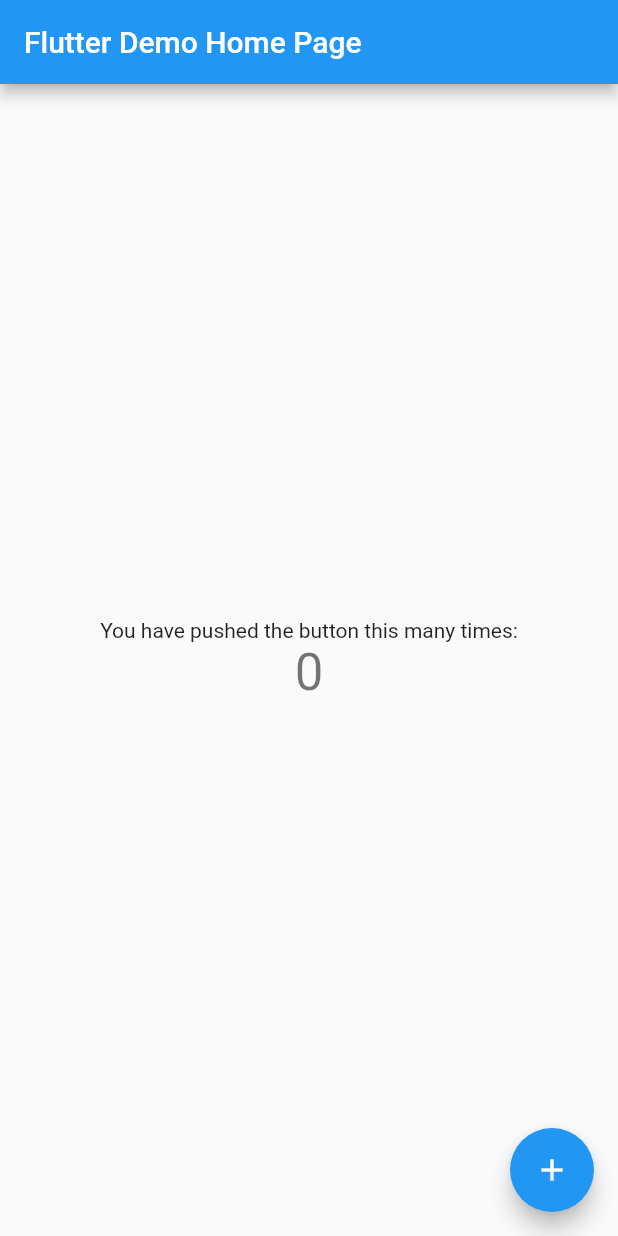
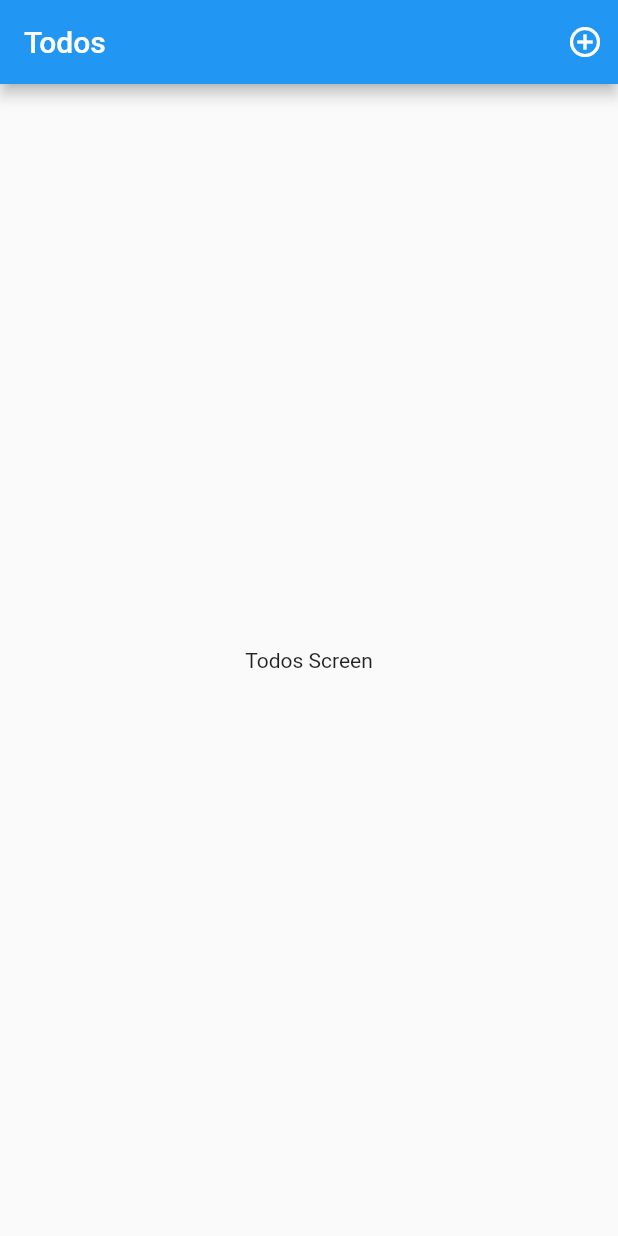
Before and after one commit to radhio-hoque/To-Do, a Flutter app: the screen it shows after launch, on a phone screen of 412 x 824 dp. Run offline on Flutter 3.47's test engine with Material 2 defaults, Android fonts, the phone set to English and light mode, and no system bars.

```diff
--- /dev/null
+++ b/lib/constants/string.dart
@@ -0,0 +1,2 @@
+const ADD_TODO_ROUTE = '/add_todo';
+const EDIT_TODO_ROUTE = '/edit_todo';
--- a/lib/main.dart
+++ b/lib/main.dart
@@ -1,68 +1,22 @@
 import 'package:flutter/material.dart';
+import 'package:to_do/presentation/navigation/router.dart';
 
 void main() {
-  runApp(const ToApp());
+  runApp(TodoApp(
+    todoRouter: TodoRouter(),
+  ));
 }
 
-class ToApp extends StatelessWidget {
-  const ToApp({super.key});
+class TodoApp extends StatelessWidget {
+  TodoRouter? todoRouter;
 
-  // This widget is the root of your application.
+  TodoApp({super.key, this.todoRouter});
+
   @override
   Widget build(BuildContext context) {
     return MaterialApp(
-      title: 'Flutter Demo',
-      theme: ThemeData(
-        primarySwatch: Colors.blue,
-      ),
-      home: const MyHomePage(title: 'Flutter Demo Home Page'),
+      debugShowCheckedModeBanner: false,
+      onGenerateRoute: todoRouter?.generateRoute,
     );
   }
 }
-
-class MyHomePage extends StatefulWidget {
-  const MyHomePage({super.key, required this.title});
-
-  final String title;
-
-  @override
-  State<MyHomePage> createState() => _MyHomePageState();
-}
-
-class _MyHomePageState extends State<MyHomePage> {
-  int _counter = 0;
-
-  void _incrementCounter() {
-    setState(() {
-      _counter++;
-    });
-  }
-
-  @override
-  Widget build(BuildContext context) {
-    return Scaffold(
-      appBar: AppBar(
-        title: Text(widget.title),
-      ),
-      body: Center(
-        child: Column(
-          mainAxisAlignment: MainAxisAlignment.center,
-          children: <Widget>[
-            const Text(
-              'You have pushed the button this many times:',
-            ),
-            Text(
-              '$_counter',
-              style: Theme.of(context).textTheme.headline4,
-            ),
-          ],
-        ),
-      ),
-      floatingActionButton: FloatingActionButton(
-        onPressed: _incrementCounter,
-        tooltip: 'Increment',
-        child: const Icon(Icons.add),
-      ), // This trailing comma makes auto-formatting nicer for build methods.
-    );
-  }
-}
--- /dev/null
+++ b/lib/presentation/navigation/router.dart
@@ -0,0 +1,21 @@
+import 'package:flutter/cupertino.dart';
+import 'package:flutter/material.dart';
+import 'package:to_do/constants/string.dart';
+import 'package:to_do/presentation/screens/add_todo_screen.dart';
+import 'package:to_do/presentation/screens/edit_todo_screen.dart';
+import 'package:to_do/presentation/screens/todos_screen.dart';
+
+class TodoRouter{
+  Route? generateRoute(RouteSettings settings){
+    switch(settings.name){
+      case '/':
+        return MaterialPageRoute(builder: (_) => TodosScreen());
+      case EDIT_TODO_ROUTE:
+        return MaterialPageRoute(builder: (_) => EditTodoScreen());
+      case ADD_TODO_ROUTE:
+        return MaterialPageRoute(builder: (_) => AddTodoScreen());
+      default :
+        return null;
+    }
+  }
+}
--- /dev/null
+++ b/lib/presentation/screens/add_todo_screen.dart
@@ -0,0 +1,14 @@
+import 'package:flutter/material.dart';
+
+class AddTodoScreen extends StatelessWidget {
+  const AddTodoScreen({Key? key}) : super(key: key);
+
+  @override
+  Widget build(BuildContext context) {
+    return Scaffold(
+      body: Center(
+        child: Text('Add Todo'),
+      ),
+    );
+  }
+}
--- /dev/null
+++ b/lib/presentation/screens/edit_todo_screen.dart
@@ -0,0 +1,14 @@
+import 'package:flutter/material.dart';
+
+class EditTodoScreen extends StatelessWidget {
+  const EditTodoScreen({Key? key}) : super(key: key);
+
+  @override
+  Widget build(BuildContext context) {
+    return Scaffold(
+      body: Center(
+        child: Text('Edit Todo'),
+      ),
+    );
+  }
+}
--- /dev/null
+++ b/lib/presentation/screens/todos_screen.dart
@@ -0,0 +1,27 @@
+import 'package:flutter/material.dart';
+import 'package:to_do/constants/string.dart';
+
+class TodosScreen extends StatelessWidget {
+  const TodosScreen({Key? key}) : super(key: key);
+
+  @override
+  Widget build(BuildContext context) {
+    return Scaffold(
+      appBar: AppBar(
+        title: Text('Todos'),
+        actions: [
+          InkWell(
+            onTap: () => Navigator.pushNamed(context, ADD_TODO_ROUTE),
+            child: Padding(
+              padding: EdgeInsets.all(10.0),
+              child: Icon(Icons.add_circle_outline),
+            ),
+          ),
+        ],
+      ),
+      body: Center(
+        child: Text('Todos Screen'),
+      ),
+    );
+  }
+}
```
Also changed, not shown: 1 other file.
